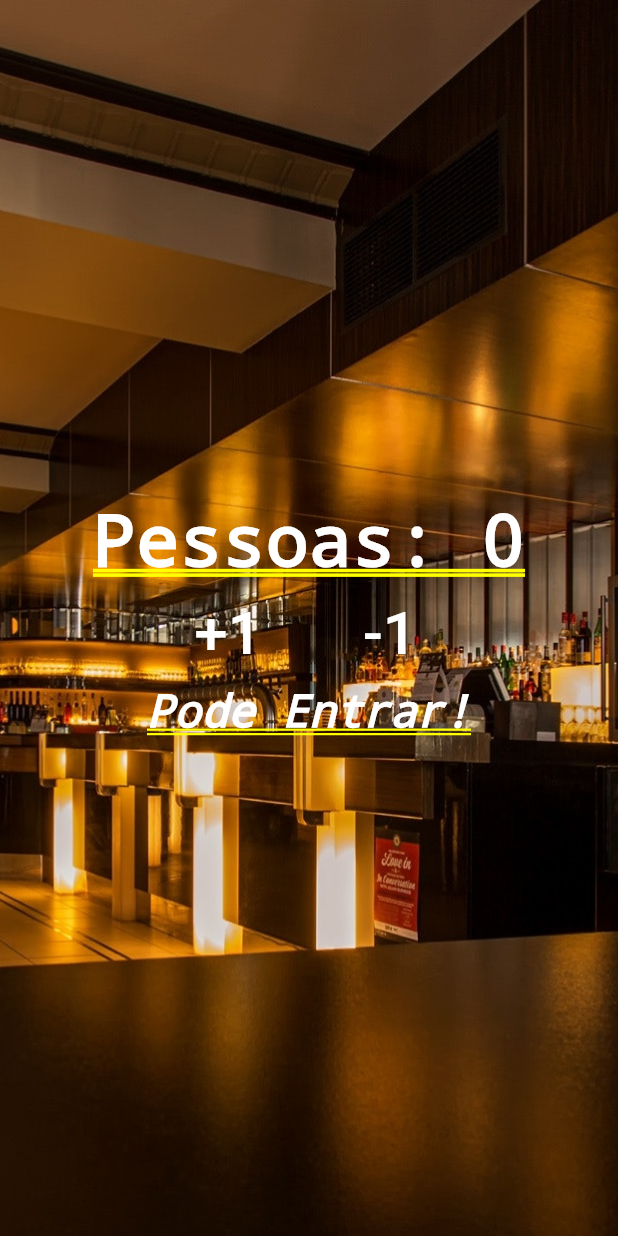
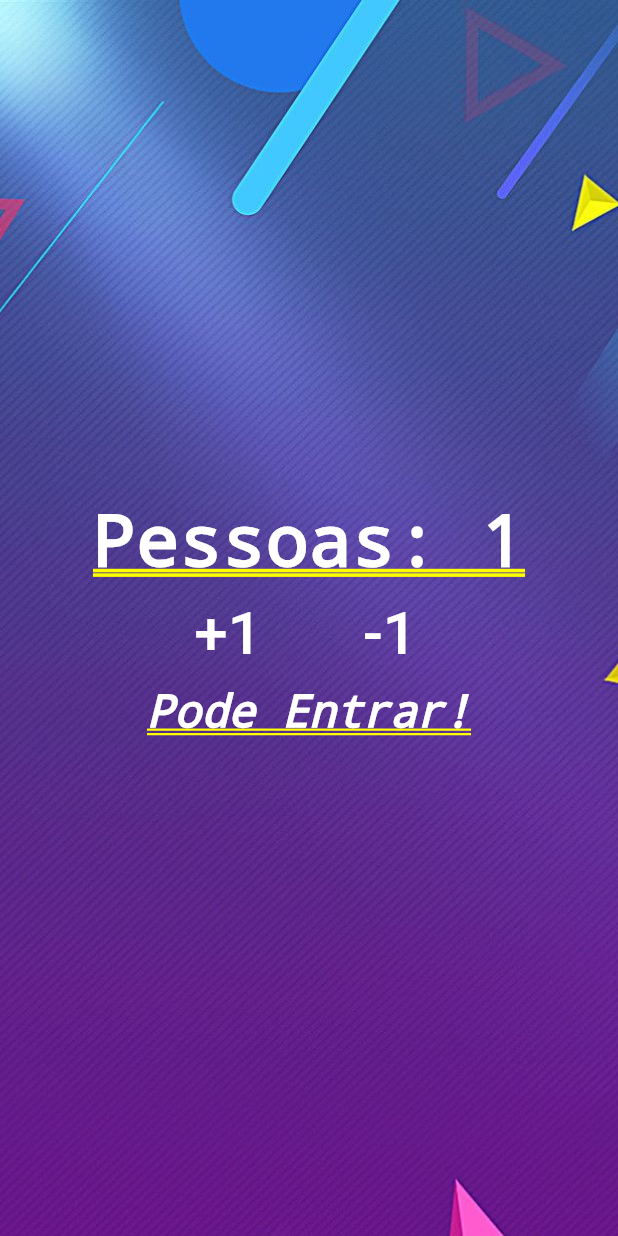
Before and after one commit to GeorgePaiva/Cont_Pessoas, a Flutter app: the screen it shows after launch, after a tap on "+1", on a phone screen of 412 x 824 dp. Run offline on Flutter 3.47's test engine with Material 2 defaults, Android fonts, the phone set to English and light mode, and no system bars.

```diff
--- a/lib/main.dart
+++ b/lib/main.dart
@@ -4,17 +4,46 @@ void main() {
   runApp(MaterialApp(
       //Widget MaterialApp do tipo Material Designer
       title: 'Contator de Pessoas', //Parametro title
-      home: Stack(
+      home: Home()));
+}
+
+class Home extends StatefulWidget {
+  @override
+  _HomeState createState() => _HomeState();
+}
+
+class _HomeState extends State<Home> {
+  int _people = 0;
+  String _infoText = "Pode Entrar!";
+
+  void _changePeople(int delta) {
+    setState(() {
+      _people += delta;
+
+      if (_people < 0) {
+        _infoText = "Mundo Invertido!";
+      } else if (_people <= 10) {
+        _infoText = "Pode Entrar!";
+      } else {
+        _infoText = "Lotado!";
+      }
+    });
+  }
+
+  @override
+  Widget build(BuildContext context) {
+    return Stack(
       children: <Widget>[
         Image.asset(
-            "images/restaurant.jpg",
+          "images/dexule.jpg",
           fit: BoxFit.cover,
           height: 1000.0,
+          width: 1000.0,
         ),
         Column(
           mainAxisAlignment: MainAxisAlignment.center,
           children: <Widget>[
-              Text("Pessoas: 0",
+            Text("Pessoas: $_people",
                 style: TextStyle(
                   color: Colors.white,
                   fontWeight: FontWeight.bold,
@@ -29,7 +58,9 @@ void main() {
                       "+1",
                       style: TextStyle(fontSize: 40.0, color: Colors.white),
                     ),
-                      onPressed: () {},
+                    onPressed: () {
+                      _changePeople(1);
+                    },
                   ),
                 ),
                 Padding(
@@ -39,12 +70,14 @@ void main() {
                       "-1",
                       style: TextStyle(fontSize: 40.0, color: Colors.white),
                     ),
-                      onPressed: () {},
+                    onPressed: () {
+                      _changePeople(-1);
+                    },
                   ),
                 ),
               ],
             ),
-              Text("Pode Entrar!",
+            Text(_infoText,
                 style: TextStyle(
                   color: Colors.white,
                   fontStyle: FontStyle.italic,
@@ -53,5 +86,6 @@ void main() {
           ],
         )
       ],
-      )));
+    );
   }
+}
--- a/pubspec.yaml
+++ b/pubspec.yaml
@@ -45,7 +45,8 @@ flutter:
   #  - images/a_dot_burr.jpeg
   #  - images/a_dot_ham.jpeg
   assets:
-    - images/restaurant.jpg
+    - images/dexule.jpg
+
 
   # An image asset can refer to one or more resolution-specific "variants", see
   # https://flutter.dev/assets-and-images/#resolution-aware.
```
Also changed, not shown: images/dexule.jpg (added), images/gradient.jpg (added). Lines whose indentation alone changed are shown as unchanged.
